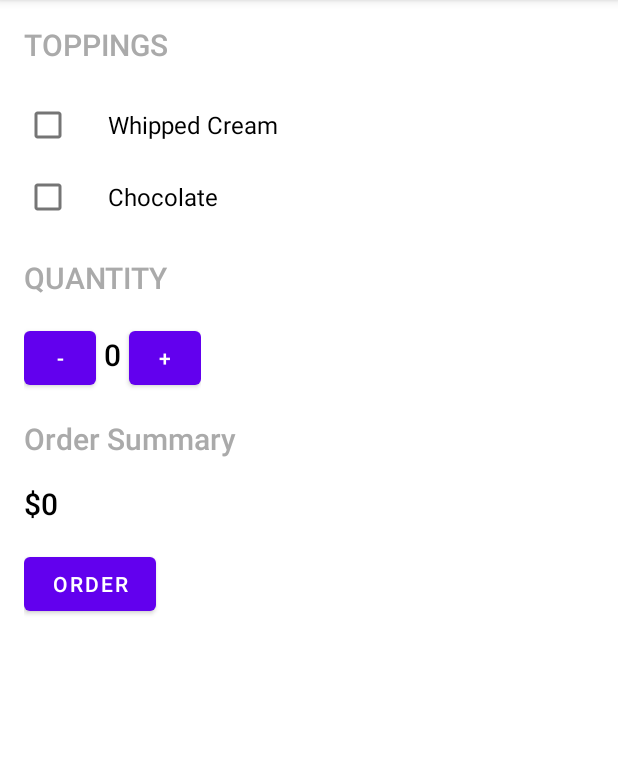
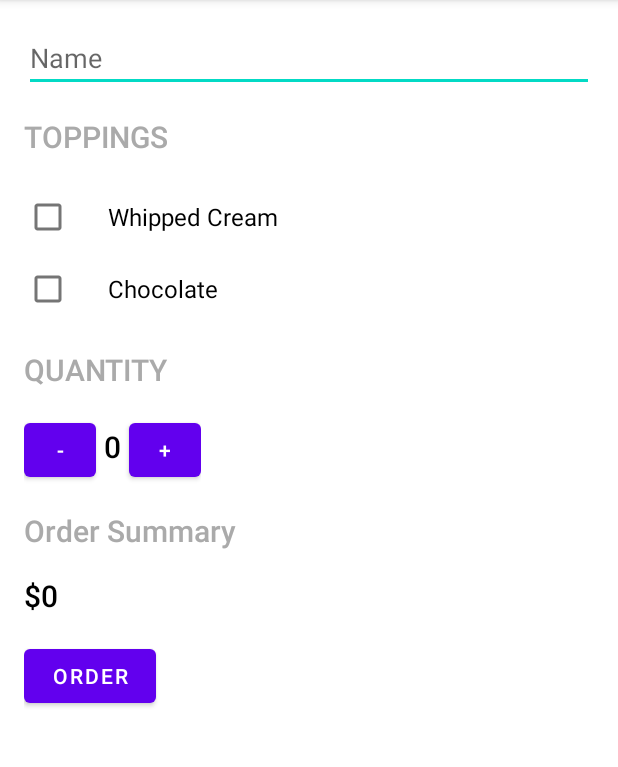
Before and after one commit to ellegreen/JustJava2, an Android app: the screen it shows after launch (MainActivity), on a phone screen of 412 x 824 dp, the part 84-851 px from its top. Run offline under Robolectric (Android 15) with nearby library versions, the phone set to English and light mode, and no system bars.

Commit message:
4.9 - Create input_name view

```diff
--- a/app/src/main/res/layout/activity_main.xml
+++ b/app/src/main/res/layout/activity_main.xml
@@ -10,6 +10,14 @@
         android:orientation="vertical"
         android:paddingLeft="16dp"
         android:paddingRight="16dp">
+
+        <EditText
+            android:id="@+id/user_input_name_view"
+            android:layout_width="match_parent"
+            android:layout_height="wrap_content"
+            android:layout_marginTop="16dp"
+            android:hint="Name"
+            android:inputType="textCapWords" />
 
         <TextView
             android:layout_width="wrap_content"
```
